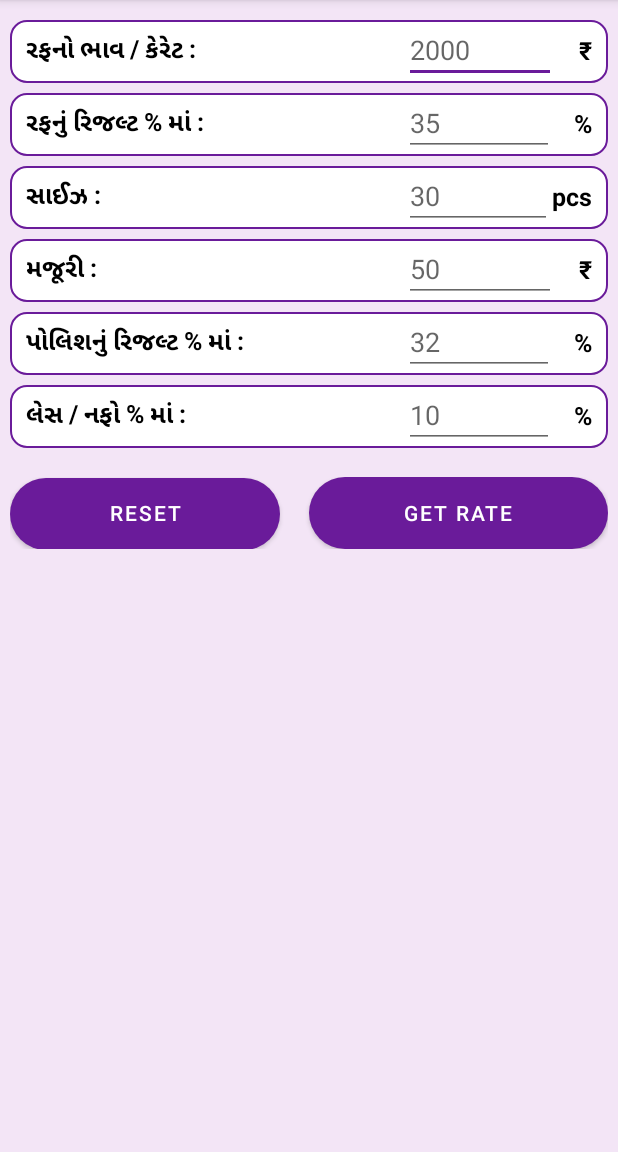
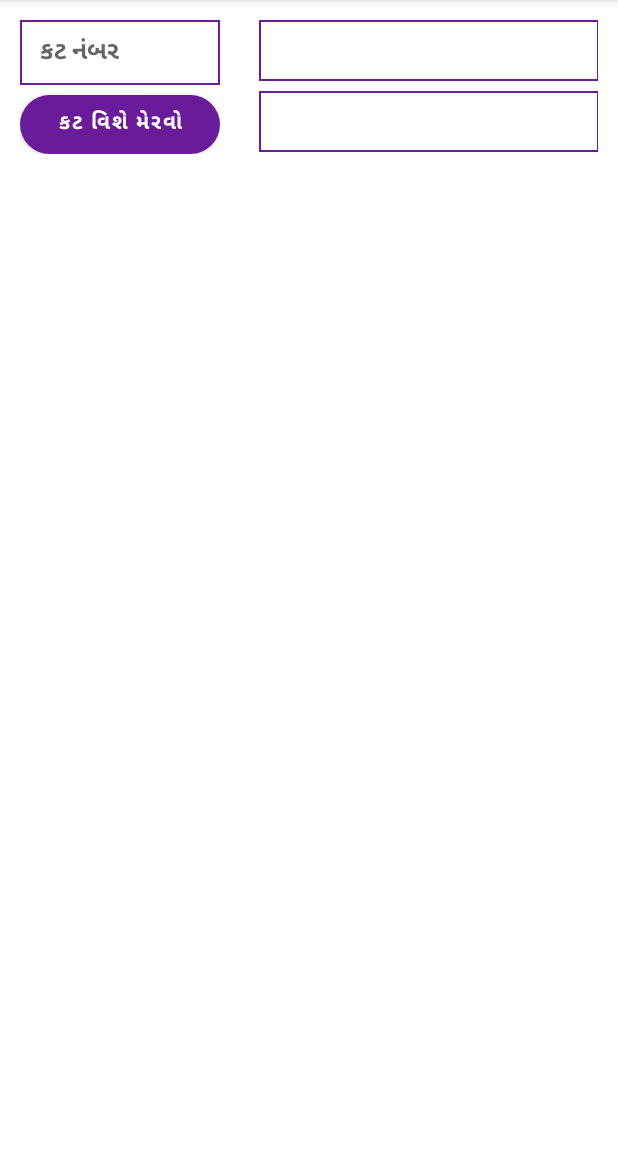
Before and after one commit to harshBackeend/Rough-Diamondrate, an Android app: the screen it shows after launch (MainActivity before the commit, FilterActivity after it), on a phone screen of 412 x 824 dp, the part 84-1236 px from its top. Run offline under Robolectric (Android 15) with nearby library versions, the phone set to English and light mode, and no system bars; our stand-ins replace sdp/ssp sizes.

Commit message:
Implement setEditText and TextView in FilterActivity

```diff
--- a/app/src/main/AndroidManifest.xml
+++ b/app/src/main/AndroidManifest.xml
@@ -16,19 +16,21 @@
         tools:targetApi="31">
         <activity
             android:name=".uiComponents.FilterActivity"
-            android:exported="false">
-            <meta-data
-                android:name="android.app.lib_name"
-                android:value="" />
-        </activity>
-        <activity
-            android:name=".uiComponents.MainActivity"
             android:exported="true">
             <intent-filter>
                 <action android:name="android.intent.action.MAIN" />
 
                 <category android:name="android.intent.category.LAUNCHER" />
             </intent-filter>
+        </activity>
+        <activity
+            android:name=".uiComponents.MainActivity"
+            android:exported="false">
+            <!--  <intent-filter>
+                  <action android:name="android.intent.action.MAIN" />
+
+                  <category android:name="android.intent.category.LAUNCHER" />
+              </intent-filter>-->
 
             <meta-data
                 android:name="android.app.lib_name"
--- /dev/null
+++ b/app/src/main/res/drawable/border_color_white_1sdp.xml
@@ -0,0 +1,7 @@
+<?xml version="1.0" encoding="utf-8"?>
+<shape xmlns:android="http://schemas.android.com/apk/res/android"
+    android:shape="rectangle">
+
+    <stroke android:color="@color/c_6a1b9a" android:width="@dimen/_1sdp"/>
+
+</shape>
--- a/app/src/main/res/layout/activity_filter.xml
+++ b/app/src/main/res/layout/activity_filter.xml
@@ -3,12 +3,14 @@
     xmlns:tools="http://schemas.android.com/tools"
     android:layout_width="match_parent"
     android:layout_height="match_parent"
+    android:background="@color/white"
     tools:context=".uiComponents.FilterActivity"
     tools:ignore="SpeakableTextPresentCheck">
 
     <LinearLayout
         android:layout_width="match_parent"
         android:layout_height="wrap_content"
+        android:layout_marginHorizontal="@dimen/_10sdp"
         android:layout_marginTop="@dimen/_10sdp"
         android:orientation="vertical">
 
@@ -19,45 +21,81 @@
 
             <LinearLayout
                 android:layout_width="match_parent"
-                android:layout_weight="1"
-                android:layout_marginStart="@dimen/_10sdp"
-                android:layout_marginEnd="@dimen/_15sdp"
-                android:layout_height="match_parent"
-                android:background="@drawable/border_color_6a1b9a_1sdp_r_10sdp"
-                android:gravity="center_vertical"
-                android:orientation="horizontal"
-                android:paddingHorizontal="@dimen/_8sdp">
+                android:layout_height="wrap_content"
+                android:layout_weight="1.9"
+                android:orientation="vertical">
+
                 <EditText
-                    android:id="@+id/editRFPrice"
-                    style="@style/EditText"
-                    android:layout_width="0dp"
-                    android:layout_height="wrap_content"
-                    android:layout_marginEnd="@dimen/_12sdp"
-                    android:layout_weight="1.5"
-                    android:hint="@string/_2000"
-                    android:importantForAutofill="no"
+                    android:id="@+id/editKatNumber"
+                    style="@style/editTextFilter"
+                    android:layout_width="match_parent"
+                    android:layout_height="match_parent"
+                    android:background="@drawable/border_color_white_1sdp"
+                    android:hint="@string/kat_number"
                     android:includeFontPadding="false"
                     android:inputType="number"
-                    android:maxWidth="@dimen/_100sdp"
-                    tools:ignore="DuplicateSpeakableTextCheck,NestedWeights,TouchTargetSizeCheck" />
+                    android:maxLength="10"
+                    android:paddingVertical="@dimen/_8sdp"
+                    android:paddingStart="@dimen/_10sdp"
+                    tools:ignore="DuplicateSpeakableTextCheck,NestedWeights,RtlSymmetry,TouchTargetSizeCheck" />
+
+
+                <Button
+                    android:id="@+id/buttonReset"
+                    android:layout_width="match_parent"
+                    android:layout_height="@dimen/_30sdp"
+                    android:layout_marginTop="@dimen/_5sdp"
+                    android:background="@drawable/solid_color_6a1b9a"
+                    android:includeFontPadding="false"
+                    android:text="@string/get_kat_information"
+                    android:textStyle="bold" />
 
             </LinearLayout>
 
-            <Button
-                android:id="@+id/buttonReset"
+            <LinearLayout
                 android:layout_width="match_parent"
-                android:layout_height="@dimen/_30sdp"
+                android:layout_height="wrap_content"
+                android:layout_marginStart="@dimen/_20sdp"
                 android:layout_weight="1"
-                android:layout_marginEnd="@dimen/_40sdp"
-                android:background="@drawable/solid_color_6a1b9a"
-                android:includeFontPadding="false"
-                android:text="get Data" />
+                android:orientation="vertical">
+
+                <TextView
+                    android:id="@+id/editKatStatus"
+                    style="@style/textViewFilter"
+                    android:layout_width="match_parent"
+                    android:layout_height="wrap_content"
+                    android:background="@drawable/border_color_white_1sdp"
+                    android:gravity="center"
+                    android:includeFontPadding="false"
+                    android:paddingVertical="@dimen/_8sdp"
+                    tools:text="@string/katnustatus" />
+
+                <LinearLayout
+                    android:layout_width="match_parent"
+                    android:orientation="horizontal"
+                    android:layout_marginTop="@dimen/_5sdp"
+                    android:layout_height="wrap_content">
+
+                    <TextView
+                        style="@style/textViewFilter"
+                        android:layout_width="match_parent"
+                        android:layout_height="wrap_content"
+                        android:background="@drawable/border_color_white_1sdp"
+                        android:gravity="center"
+                        android:includeFontPadding="false"
+                        android:paddingVertical="@dimen/_8sdp"
+                        tools:text="@string/katnustatus" />
+
+
+
+                </LinearLayout>
+
+            </LinearLayout>
+
 
         </LinearLayout>
 
 
-
     </LinearLayout>
 
-
 </androidx.core.widget.NestedScrollView>
--- a/app/src/main/res/values/strings.xml
+++ b/app/src/main/res/values/strings.xml
@@ -20,4 +20,7 @@
     <string name="_50">50</string>
     <string name="_32">32</string>
     <string name="_10">10</string>
+    <string name="kat_number">કટ નંબર </string>
+    <string name="get_kat_information">કટ વિશે મેરવો</string>
+    <string name="katnustatus">કટ નું સ્ટૅટ્સ</string>
 </resources>
--- a/app/src/main/res/values/themes.xml
+++ b/app/src/main/res/values/themes.xml
@@ -23,4 +23,16 @@
         <item name="android:textColor">@color/black</item>
         <item name="android:includeFontPadding">false</item>
     </style>
+    <style name="editTextFilter">
+        <item name="android:textColor">@color/black</item>
+        <item name="android:includeFontPadding">false</item>
+        <item name="android:textSize">@dimen/_13ssp</item>
+        <item name="android:textStyle">bold</item>
+    </style>
+    <style name="textViewFilter">
+        <item name="android:textColor">@color/black</item>
+        <item name="android:textSize">@dimen/_13ssp</item>
+        <item name="android:textStyle">bold</item>
+        <item name="android:includeFontPadding">false</item>
+    </style>
 </resources>
```
